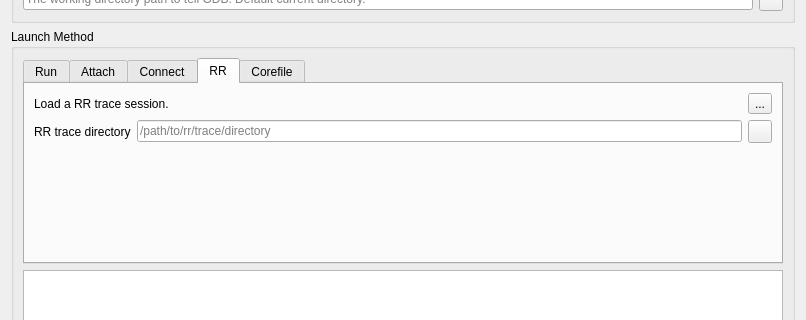
Above: src/SeerDebugDialog.ui from epasveer/seer before the change; both pictures show x 0 to 806 and y 192 to 512 of the 806 by 1040 pixel window. Below: the same form after it.
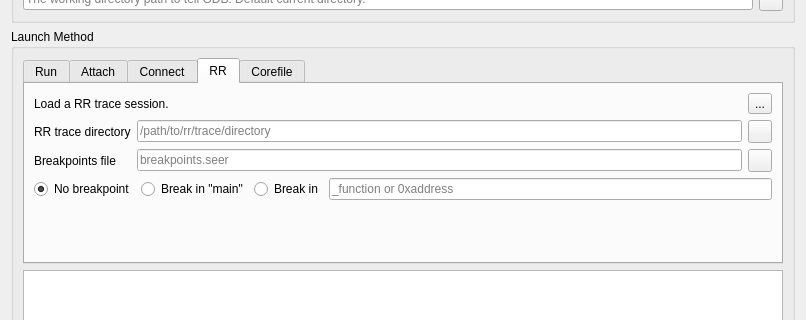
That is the form after the change. The open tabs and pages were chosen to show the change. Icons and pictures are not drawn.

Commit message: RR: Add loading of breakpoints.seer.

Diff of the .ui file:
```diff
--- a/src/SeerDebugDialog.ui
+++ b/src/SeerDebugDialog.ui
@@ -207,7 +207,7 @@
          </sizepolicy>
         </property>
         <property name="currentIndex">
-         <number>0</number>
+         <number>3</number>
         </property>
         <widget class="QWidget" name="runTab">
          <property name="sizePolicy">
@@ -642,7 +642,7 @@
          <attribute name="title">
           <string>RR</string>
          </attribute>
-         <layout class="QGridLayout" name="gridLayout_4">
+         <layout class="QGridLayout" name="gridLayout_11">
           <item row="0" column="0">
            <layout class="QHBoxLayout" name="horizontalLayout_11">
             <item>
@@ -682,15 +682,15 @@
            </layout>
           </item>
           <item row="1" column="0">
-           <layout class="QHBoxLayout" name="horizontalLayout_12">
-            <item>
+           <layout class="QGridLayout" name="gridLayout_4">
+            <item row="0" column="0">
              <widget class="QLabel" name="rrTraceDirectoryLabel">
               <property name="text">
                <string>RR trace directory</string>
               </property>
              </widget>
             </item>
-            <item>
+            <item row="0" column="1">
              <widget class="QLineEdit" name="rrTraceDirectoryLineEdit">
               <property name="sizePolicy">
                <sizepolicy hsizetype="Expanding" vsizetype="Fixed">
@@ -712,7 +712,7 @@
               </property>
              </widget>
             </item>
-            <item>
+            <item row="0" column="2">
              <widget class="QToolButton" name="rrLoadTraceDirectoryToolButton">
               <property name="toolTip">
                <string>Open a dialog to load a RR trace-directory.</string>
@@ -726,9 +726,102 @@
               </property>
              </widget>
             </item>
+            <item row="1" column="0">
+             <widget class="QLabel" name="rrLoadBreakpointsFilenameLabel">
+              <property name="text">
+               <string>Breakpoints file</string>
+              </property>
+             </widget>
+            </item>
+            <item row="1" column="1">
+             <widget class="QLineEdit" name="rrLoadBreakpointsFilenameLineEdit">
+              <property name="sizePolicy">
+               <sizepolicy hsizetype="Expanding" vsizetype="Fixed">
+                <horstretch>100</horstretch>
+                <verstretch>0</verstretch>
+               </sizepolicy>
+              </property>
+              <property name="toolTip">
+               <string>A file containing previously saved breakpoints.</string>
+              </property>
+              <property name="placeholderText">
+               <string>breakpoints.seer</string>
+              </property>
+              <property name="clearButtonEnabled">
+               <bool>true</bool>
+              </property>
+             </widget>
+            </item>
+            <item row="1" column="2">
+             <widget class="QToolButton" name="rrLoadBreakpointsFilenameToolButton">
+              <property name="toolTip">
+               <string>Open a dialog to select a breakpoints file.</string>
+              </property>
+              <property name="text">
+               <string/>
+              </property>
+              <property name="icon">
+               <iconset resource="resource.qrc">
+                <normaloff>:/seer/resources/RelaxLightIcons/document-open.svg</normaloff>:/seer/resources/RelaxLightIcons/document-open.svg</iconset>
+              </property>
+             </widget>
+            </item>
            </layout>
           </item>
           <item row="2" column="0">
+           <layout class="QHBoxLayout" name="horizontalLayout_12">
+            <item>
+             <widget class="QRadioButton" name="rrNoBreakpointRadioButton">
+              <property name="toolTip">
+               <string>No initial breakpoint.</string>
+              </property>
+              <property name="text">
+               <string>No breakpoint</string>
+              </property>
+              <property name="checked">
+               <bool>true</bool>
+              </property>
+             </widget>
+            </item>
+            <item>
+             <widget class="QRadioButton" name="rrBreakpointInMainRadioButton">
+              <property name="toolTip">
+               <string>Set a breakpoint in &quot;main&quot;.</string>
+              </property>
+              <property name="text">
+               <string>Break in &quot;main&quot;</string>
+              </property>
+             </widget>
+            </item>
+            <item>
+             <widget class="QRadioButton" name="rrBreakpointInFunctionRadioButton">
+              <property name="toolTip">
+               <string>Set a breakpoint in a function or at an address.</string>
+              </property>
+              <property name="text">
+               <string>Break in</string>
+              </property>
+             </widget>
+            </item>
+            <item>
+             <widget class="QLineEdit" name="rrBreakpointInFunctionLineEdit">
+              <property name="toolTip">
+               <string>The breakpoint function or address.</string>
+              </property>
+              <property name="text">
+               <string/>
+              </property>
+              <property name="placeholderText">
+               <string>_function or 0xaddress</string>
+              </property>
+              <property name="clearButtonEnabled">
+               <bool>true</bool>
+              </property>
+             </widget>
+            </item>
+           </layout>
+          </item>
+          <item row="3" column="0">
            <spacer name="verticalSpacer_2">
             <property name="orientation">
              <enum>Qt::Vertical</enum>
```
The commit also changes 2 other files.
